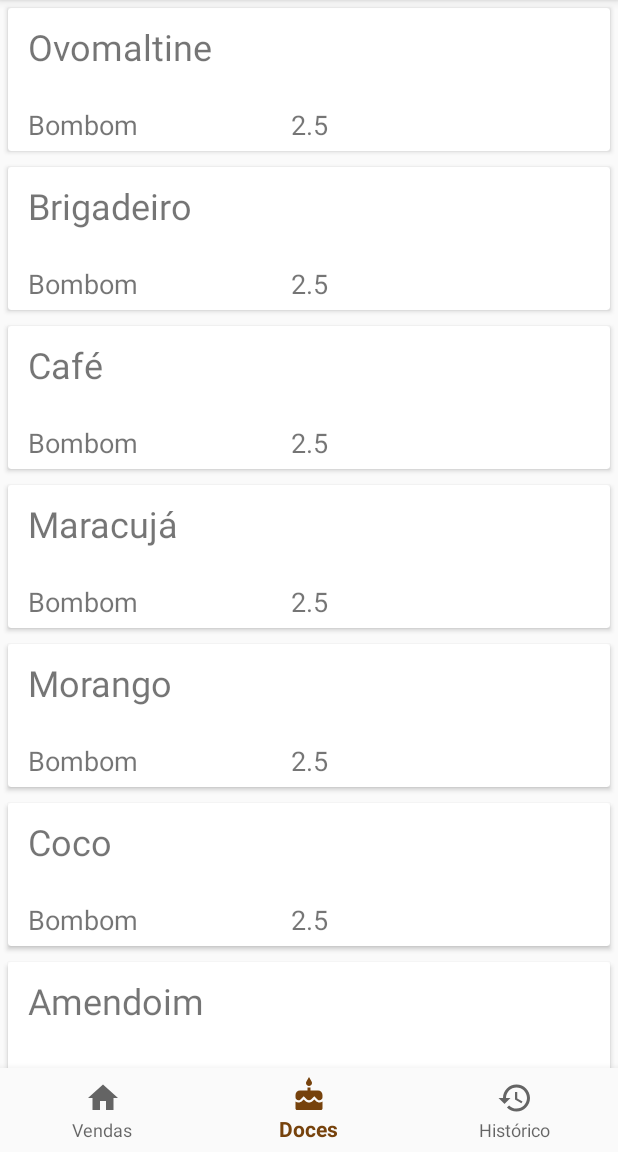
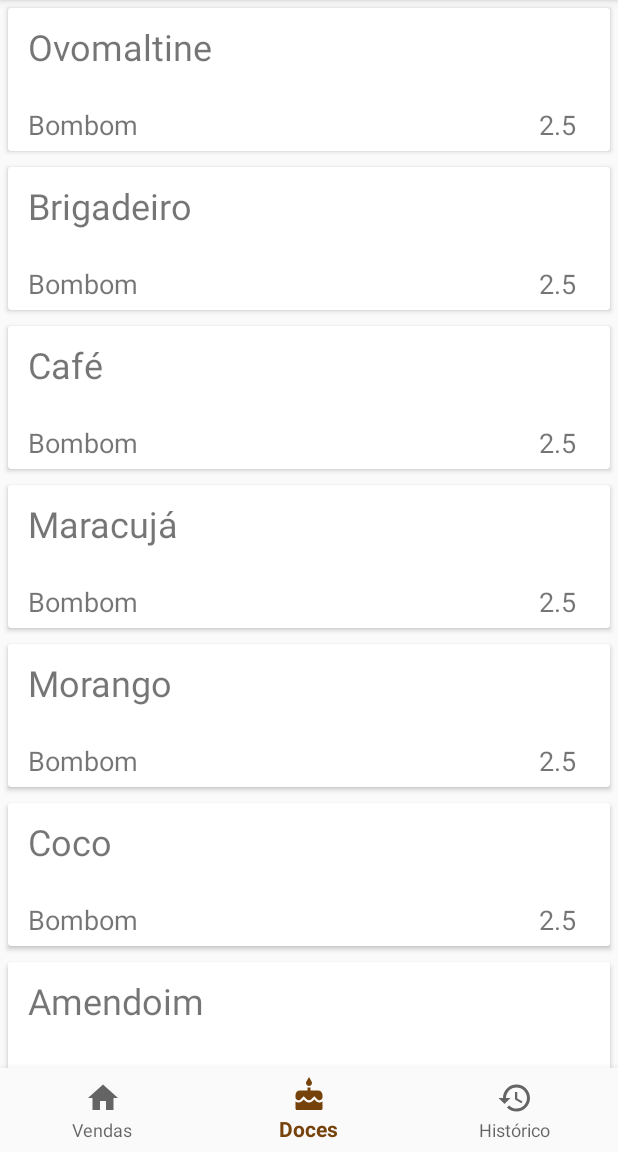
Before and after one commit to ufjf-dcc196/dcc196-2018-3-trb3-jonas, an Android app: the screen it shows after launch (MainActivity), item 2 of the bottom bar chosen, on a phone screen of 412 x 824 dp, the part 84-1236 px from its top. Run offline under Robolectric (Android 15) with nearby library versions, the phone set to English and light mode, and no system bars.

Commit message:
Ajustando layout do preco

```diff
--- a/app/src/main/res/layout/candy_cardview.xml
+++ b/app/src/main/res/layout/candy_cardview.xml
@@ -58,7 +58,7 @@
             android:text="@string/candy_price"
             android:textSize="18sp"
             app:layout_constraintEnd_toEndOf="parent"
-            app:layout_constraintHorizontal_bias="0.501"
+            app:layout_constraintHorizontal_bias="0.973"
             app:layout_constraintStart_toStartOf="parent"
             app:layout_constraintTop_toTopOf="parent" />
     </android.support.constraint.ConstraintLayout>
```
